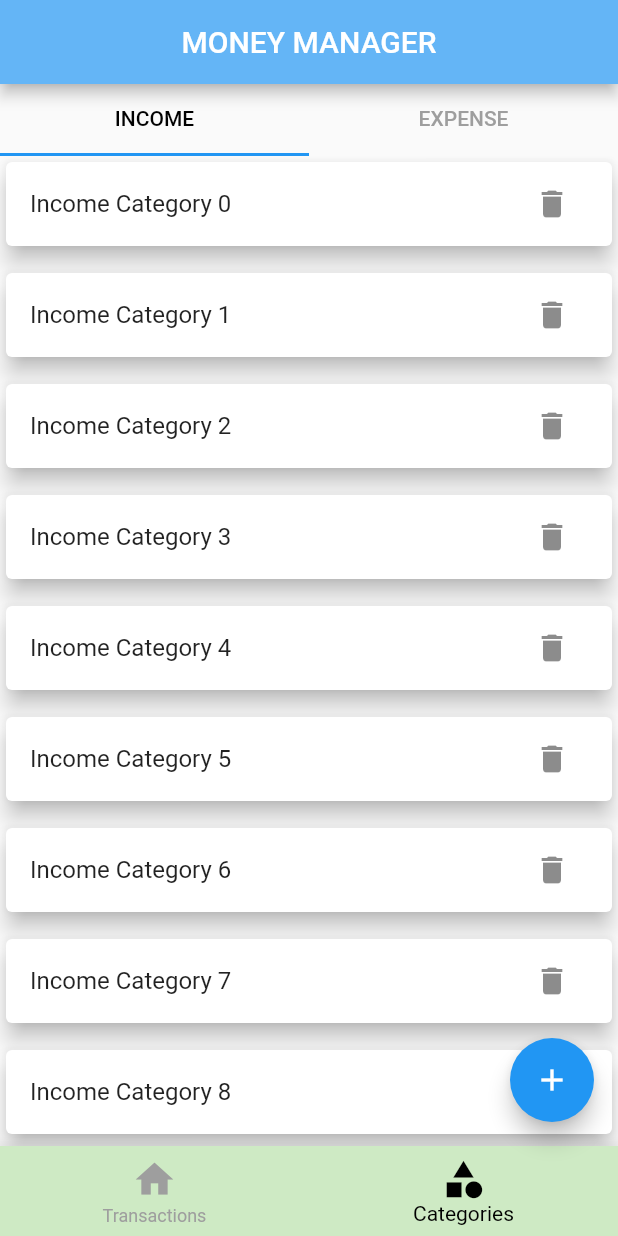
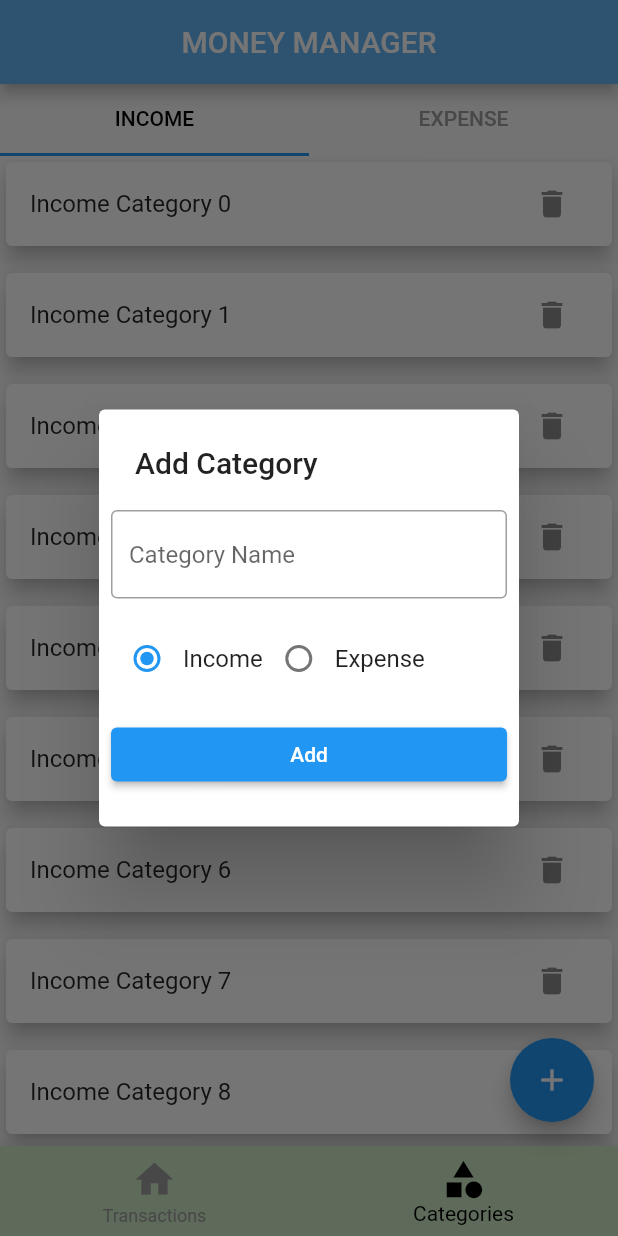
Before and after one commit to mrudulmohan007/funds-folio-money-management_app, a Flutter app: the screen it shows after launch, item 2 of the bottom bar chosen, after a tap on the "add" icon, on a phone screen of 412 x 824 dp. Run offline on Flutter 3.47's test engine with Material 2 defaults, Android fonts, the light colour scheme and no system bars; our stand-ins replace hive, hive_flutter; accounts and stored records are empty.

Commit message:
added category details to hive

```diff
--- a/lib/db/category/category_db.dart
+++ b/lib/db/category/category_db.dart
@@ -1,3 +1,4 @@
+import 'package:flutter/material.dart%20';
 import 'package:hive_flutter/hive_flutter.dart';
 import 'package:funds_folio_money_management_app/models/category/category_model.dart';
 
@@ -9,10 +10,21 @@
 }
 
 class CategoryDB implements CategoryDbFunctions {
+  CategoryDB._internal();
+  static CategoryDB instance = CategoryDB._internal();
+  factory CategoryDB() {
+    return instance;
+  }
+  ValueNotifier<List<CategoryModel>> incomeCategoryListListener =
+      ValueNotifier([]);
+  ValueNotifier<List<CategoryModel>> expenseCategoryListListener =
+      ValueNotifier([]);
+
   @override
   Future<void> insertCategory(CategoryModel value) async {
     final _categoryDB = await Hive.openBox<CategoryModel>(categoryModelDb);
     _categoryDB.add(value);
+    refreshUI();
   }
 
   @override
@@ -20,4 +32,28 @@
     final _categoryDB = await Hive.openBox<CategoryModel>(categoryModelDb);
     return _categoryDB.values.toList();
   }
+
+  //future function to refresh ui
+  Future<void> refreshUI() async {
+    //getting all categories which includes income and expense
+    final _allCategories = await getCategories();
+
+    //to avoid duplication
+    incomeCategoryListListener.value.clear();
+    expenseCategoryListListener.value.clear();
+
+    //splitting income and expense categories
+    await Future.forEach(
+      _allCategories,
+      (CategoryModel category) {
+        if (category.type == CategoryType.income) {
+          incomeCategoryListListener.value.add(category);
+        } else {
+          expenseCategoryListListener.value.add(category);
+        }
+      },
+    );
+    incomeCategoryListListener.notifyListeners();
+    expenseCategoryListListener.notifyListeners();
+  }
 }
--- /dev/null
+++ b/lib/screens/category/category_add_popup.dart
@@ -0,0 +1,89 @@
+import 'package:flutter/material.dart%20';
+import 'package:funds_folio_money_management_app/db/category/category_db.dart';
+
+import '../../models/category/category_model.dart';
+
+ValueNotifier<CategoryType> selectedCategoryNotifier =
+    ValueNotifier(CategoryType.income);
+
+Future<void> ShowCategoryAddPopup(BuildContext context) async {
+  final _nameEditingController = TextEditingController();
+  showDialog(
+      context: context,
+      builder: (ctx) {
+        return SimpleDialog(
+          title: const Text('Add Category'),
+          children: [
+            Padding(
+              padding: const EdgeInsets.all(8.0),
+              child: TextFormField(
+                controller: _nameEditingController,
+                decoration: InputDecoration(
+                  hintText: 'Category Name',
+                  border: OutlineInputBorder(),
+                ),
+              ),
+            ),
+            Padding(
+              padding: const EdgeInsets.all(8),
+              child: Row(
+                children: [
+                  RadioButton(title: 'Income', type: CategoryType.income),
+                  RadioButton(title: 'Expense', type: CategoryType.expense),
+                ],
+              ),
+            ),
+            Padding(
+              padding: const EdgeInsets.all(8.0),
+              child: ElevatedButton(
+                onPressed: () {
+                  final _name = _nameEditingController.text;
+                  if (_name.isEmpty) {
+                    return;
+                  }
+                  final _type = selectedCategoryNotifier.value;
+                  final _category = CategoryModel(
+                    id: DateTime.now().millisecondsSinceEpoch.toString(),
+                    name: _name,
+                    type: _type,
+                  );
+                  CategoryDB().insertCategory(_category);
+                  Navigator.pop(ctx);
+                },
+                child: Text('Add'),
+              ),
+            ),
+          ],
+        );
+      });
+}
+
+class RadioButton extends StatelessWidget {
+  final String title;
+  final CategoryType type;
+  const RadioButton({super.key, required this.title, required this.type});
+
+  @override
+  Widget build(BuildContext context) {
+    return Row(
+      children: [
+        ValueListenableBuilder(
+            valueListenable: selectedCategoryNotifier,
+            builder: (BuildContext ctx, CategoryType newCategory, Widget? _) {
+              return Radio<CategoryType>(
+                value: type,
+                groupValue: newCategory,
+                onChanged: (value) {
+                  if (value == null) {
+                    return;
+                  }
+                  selectedCategoryNotifier.value = value;
+                  selectedCategoryNotifier.notifyListeners();
+                },
+              );
+            }),
+        Text(title),
+      ],
+    );
+  }
+}
--- a/lib/screens/category/expense_category_list.dart
+++ b/lib/screens/category/expense_category_list.dart
@@ -1,19 +1,26 @@
 import 'package:flutter/material.dart';
+import 'package:funds_folio_money_management_app/db/category/category_db.dart';
+
+import '../../models/category/category_model.dart';
 
 class ExpenseCategoryList extends StatelessWidget {
   const ExpenseCategoryList({super.key});
 
   @override
   Widget build(BuildContext context) {
+    return ValueListenableBuilder(
+        valueListenable: CategoryDB().expenseCategoryListListener,
+        builder: (BuildContext ctx, List<CategoryModel> newList, Widget? _) {
           return ListView.separated(
             itemBuilder: (ctx, index) {
+              final category = newList[index];
               return Card(
                 elevation: 6,
                 child: ListTile(
-            title: Text('Expense Category $index'),
+                  title: Text(category.name),
                   trailing: IconButton(
                     onPressed: () {},
-              icon: Icon(Icons.delete),
+                    icon: const Icon(Icons.delete),
                   ),
                 ),
               );
@@ -23,7 +30,8 @@
                 height: 10,
               );
             },
-      itemCount: 10,
+            itemCount: newList.length,
           );
+        });
   }
 }
--- a/lib/screens/category/screen_category.dart
+++ b/lib/screens/category/screen_category.dart
@@ -1,4 +1,5 @@
 import 'package:flutter/material.dart ';
+import 'package:funds_folio_money_management_app/db/category/category_db.dart';
 import 'package:funds_folio_money_management_app/screens/category/expense_category_list.dart';
 import 'package:funds_folio_money_management_app/screens/category/income_category_list.dart';
 
@@ -15,6 +16,7 @@
   @override
   void initState() {
     _tabController = TabController(length: 2, vsync: this);
+    CategoryDB().refreshUI();
     super.initState();
   }
 
--- a/lib/screens/home/screen_home.dart
+++ b/lib/screens/home/screen_home.dart
@@ -1,4 +1,5 @@
 import 'package:flutter/material.dart ';
+import 'package:funds_folio_money_management_app/screens/category/category_add_popup.dart';
 import 'package:funds_folio_money_management_app/screens/category/screen_category.dart';
 import 'package:funds_folio_money_management_app/screens/home/widgets/bottom_navigation.dart';
 import 'package:funds_folio_money_management_app/screens/transactions/screen_transaction.dart';
@@ -29,7 +30,14 @@
         ),
       ),
       floatingActionButton: FloatingActionButton(
-        onPressed: () {},
+        onPressed: () {
+          if (selectedIndexNotifier.value == 0) {
+            print('Add Transaction');
+          } else {
+            print('Add Category');
+            ShowCategoryAddPopup(context);
+          }
+        },
         child: Icon(Icons.add),
       ),
     );
```
Lines whose indentation alone changed are shown as unchanged.
